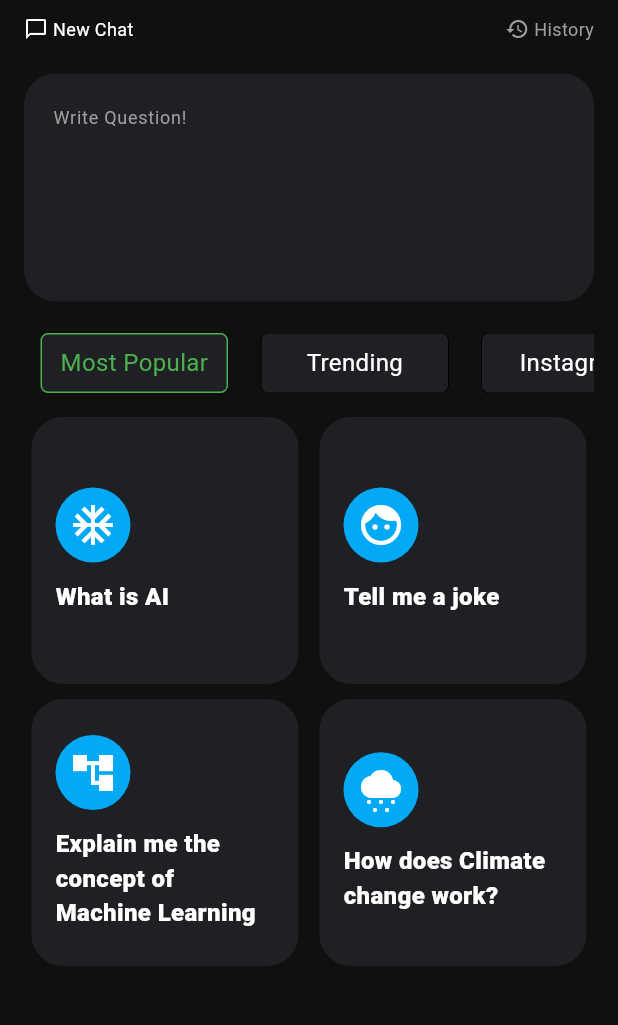
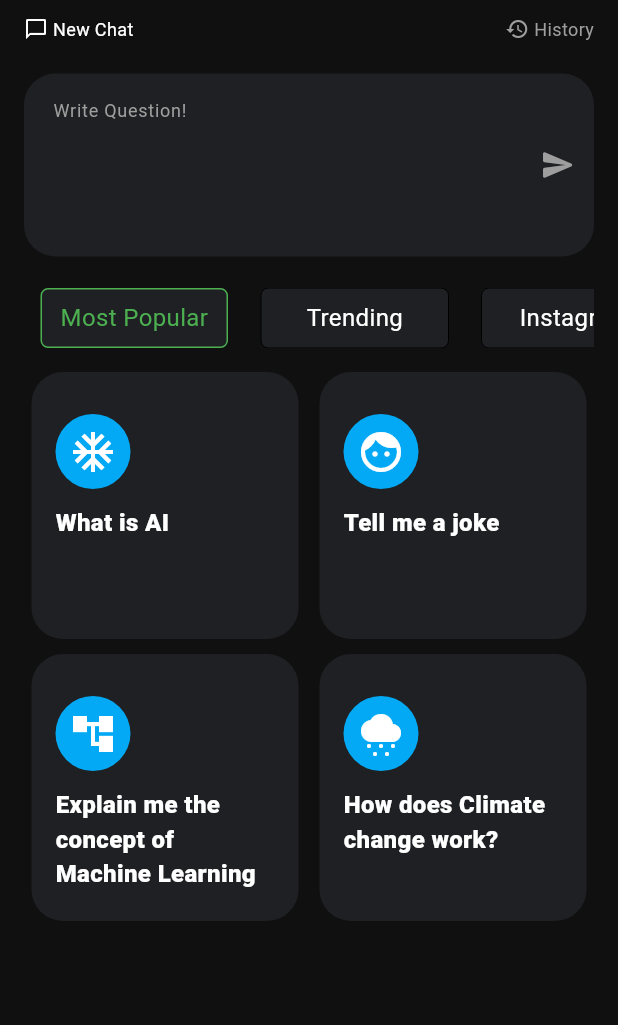
Before and after one commit to nithin1402/chat_bot_app, a Flutter app: the screen it shows after launch, on a phone screen of 412 x 824 dp, the part 72-1097 px from its top. Run offline on Flutter 3.47's test engine with Material 3 defaults, Android fonts, the phone set to English and light mode, and no system bars.

```diff
--- /dev/null
+++ b/lib/models/message_model.dart
@@ -0,0 +1,6 @@
+class MessageModel{
+  String? msg;
+  int? sendId;
+  String? sentAt;
+  MessageModel({required this.msg,required this.sendId,required this.sentAt});
+}
--- a/lib/screens/home_page.dart
+++ b/lib/screens/home_page.dart
@@ -2,6 +2,7 @@ import 'package:chat_bot_app/utils/app_constanta.dart';
 import 'package:flutter/material.dart';
 
 import '../utils/util_helper.dart';
+import 'chat_page.dart';
 
 class HomePage extends StatefulWidget {
 
@@ -11,6 +12,7 @@ class HomePage extends StatefulWidget {
 
 class _HomePageState extends State<HomePage> {
   int selectedIndex = 0;
+  TextEditingController queryController = TextEditingController();
 
   @override
   Widget build(BuildContext context) {
@@ -59,9 +61,22 @@ class _HomePageState extends State<HomePage> {
             ),
             SizedBox(height: 21,),
             TextField(
+              controller: queryController,
+              onSubmitted: (value){
+                Navigator.push(context, MaterialPageRoute(builder: (context)=>ChatPage(query: value)));
+              },
+              onEditingComplete: (){
+                Navigator.push(context, MaterialPageRoute(builder: (context)=>ChatPage(query: queryController.text)));
+              },
+              style: mTextStyle12(mColor: Colors.grey),
               minLines: 5,
               maxLines: 5,
               decoration: InputDecoration(
+                suffixIcon: InkWell(
+                  onTap: (){
+                    Navigator.push(context, MaterialPageRoute(builder: (context)=>ChatPage(query: queryController.text)));
+                  },
+                    child: Icon(Icons.send_rounded,color: Colors.grey,)),
                 fillColor: AppColors.secondaryBlack,
                 filled: true,
                 hintText: " Write Question!",
@@ -119,7 +134,11 @@ class _HomePageState extends State<HomePage> {
                   gridDelegate: SliverGridDelegateWithFixedCrossAxisCount(crossAxisCount: 2,crossAxisSpacing: 4),
                   itemBuilder: (_,index){
                   Map<String,dynamic> currItem = AppConstants.defaultQuestions[selectedIndex]['ques'][index];
-                    return Container(
+                    return InkWell(
+                      onTap: (){
+                        Navigator.push(context, MaterialPageRoute(builder: (context)=>ChatPage(query: currItem['ques'])));
+                      },
+                      child: Container(
                         height: 50,
                         width: 50,
                         margin: EdgeInsets.symmetric(horizontal: 5,vertical: 5),
@@ -133,17 +152,23 @@ class _HomePageState extends State<HomePage> {
                             mainAxisAlignment: MainAxisAlignment.center,
                             crossAxisAlignment: CrossAxisAlignment.start,
                             children: [
-                            Container(
+                              Expanded(
+                                child: Align(
+                                  alignment: Alignment.bottomLeft,
+                                  child: Container(
+                                      margin: EdgeInsets.symmetric(vertical: 11),
                                     height:50,
                                       width: 50,
                                       decoration: BoxDecoration(
                                         color: currItem['color'],
-                                  borderRadius: BorderRadius.circular(51)
+                                        shape: BoxShape.circle,
                                       ),
                                       child: Center(child: Icon(currItem['icon'],color: Colors.white,size: 32,))),
-                            SizedBox(height: 11,),
-                            Text(currItem['ques'],style: mTextStyle16(mColor: Colors.white,mFontWeight: FontWeight.w900),)
+                                ),
+                              ),
+                              Expanded(child: Text(currItem['ques'],style: mTextStyle16(mColor: Colors.white,mFontWeight: FontWeight.w900),))
                             ],
+                          ),
                         ),
                       ),
                     );
--- a/pubspec.yaml
+++ b/pubspec.yaml
@@ -34,6 +34,7 @@ dependencies:
   # The following adds the Cupertino Icons font to your application.
   # Use with the CupertinoIcons class for iOS style icons.
   cupertino_icons: ^1.0.8
+  intl: ^0.20.2
 
 dev_dependencies:
   flutter_test:
```
Also changed, not shown: lib/screens/chat_page.dart (added, +163 -0 lines), lib/utils/util_helper.dart (+8 -0 lines), pubspec.lock, 1 other file. Lines whose indentation alone changed are shown as unchanged.
